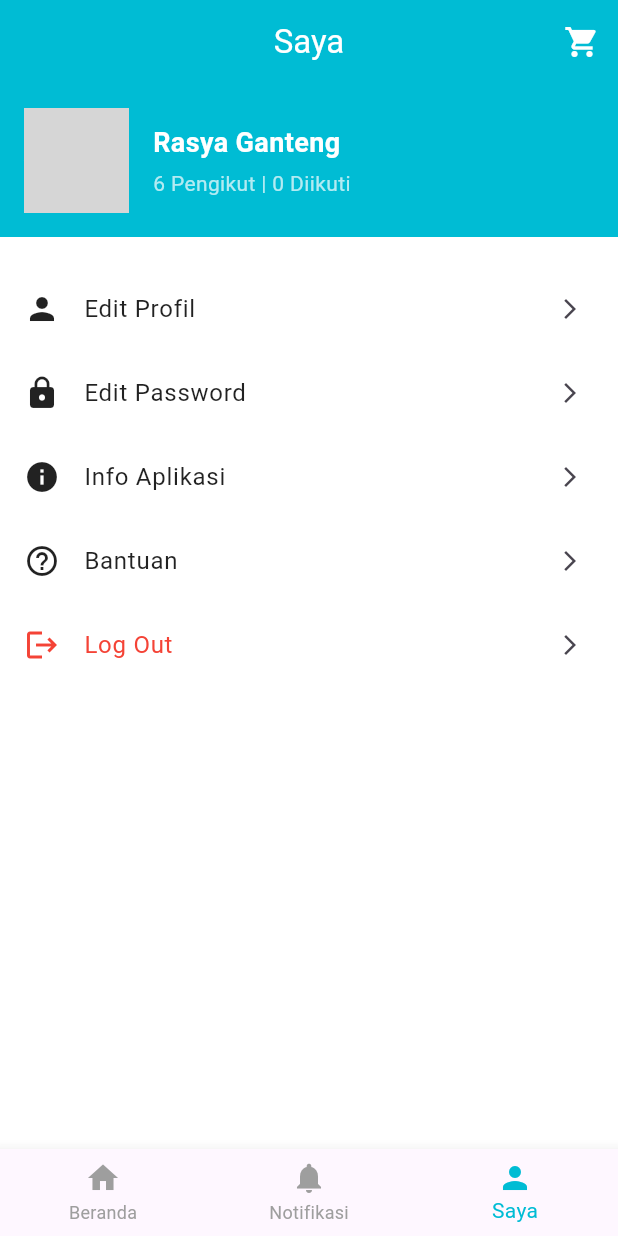
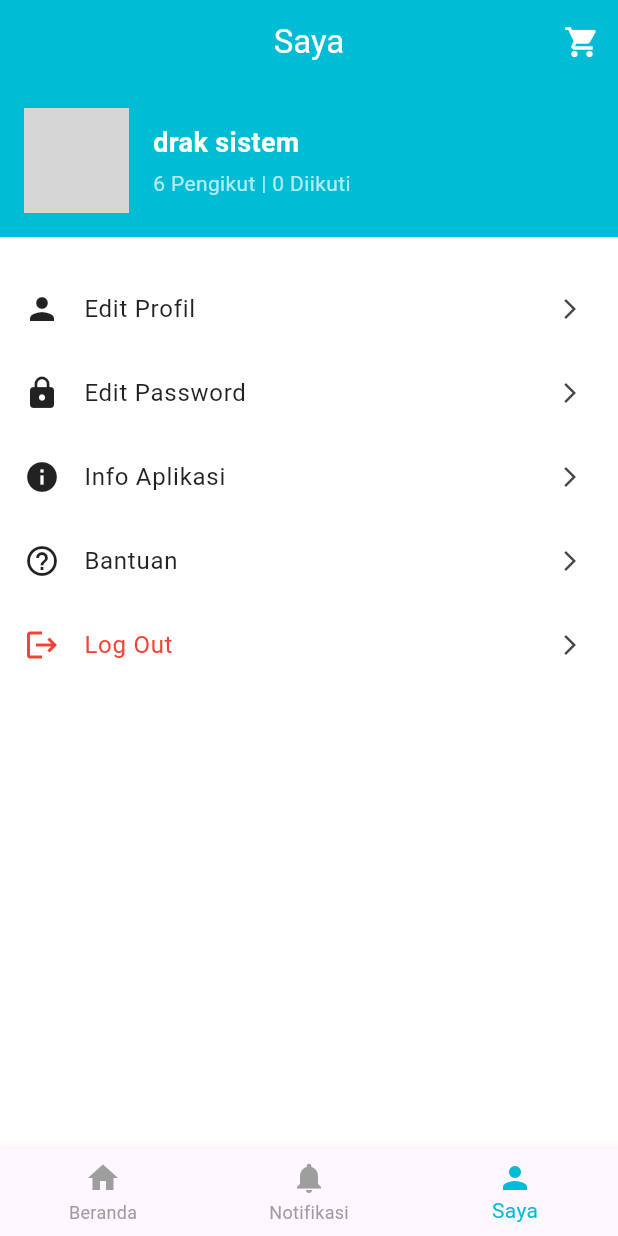
Before and after one commit to Ambadika/jelasle, a Flutter app: the screen it shows after launch, on a phone screen of 412 x 824 dp. Run offline on Flutter 3.47's test engine with Material 3 defaults, Android fonts, the phone set to English and light mode, and no system bars; our stand-ins replace google_sign_in; grey boxes are pictures that could not be loaded.

```diff
--- a/flutter_app_test/lib/pages/profil_page.dart
+++ b/flutter_app_test/lib/pages/profil_page.dart
@@ -43,7 +43,7 @@ class ProfilePage extends StatelessWidget {
                   crossAxisAlignment: CrossAxisAlignment.start,
                   children: const [
                     Text(
-                      "Rasya Ganteng",
+                      "drak sistem",
                       style: TextStyle(
                         fontSize: 18,
                         fontWeight: FontWeight.bold,
```
